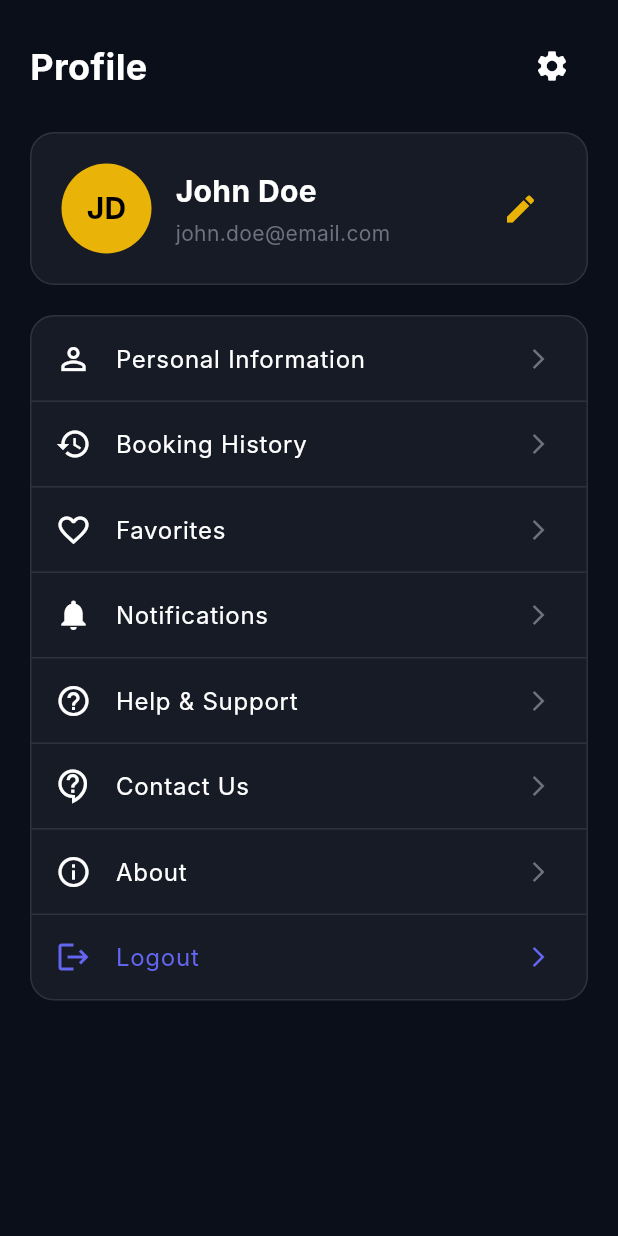
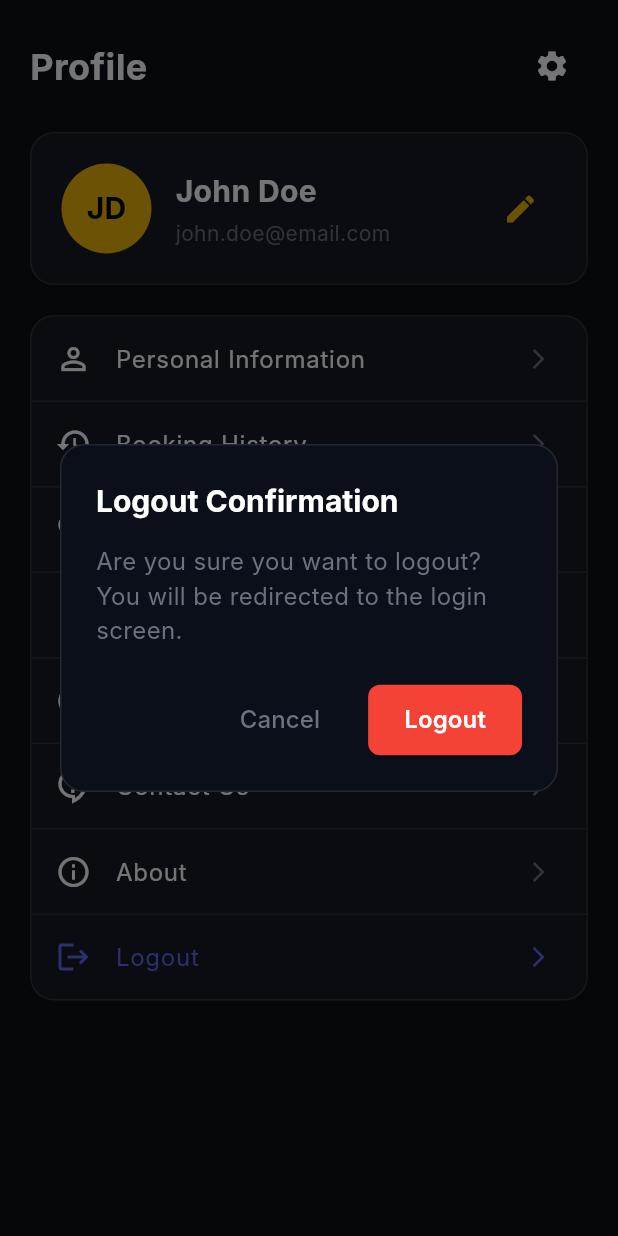
Before and after one commit to sank4lp55/mavtra_ui, a Flutter app: the ProfileScreen screen opened directly, after a tap on "Logout", on a phone screen of 412 x 824 dp. Run offline on Flutter 3.47's test engine with Material 3 defaults, Android fonts, the phone set to English and light mode, and no system bars; our stand-ins replace dio, equatable, flutter_bloc, flutter_svg, image_picker, permission_handler and 1 more; missing offline and left inert: qr_code_scanner_plus; accounts and stored records are empty; Roboto replaces fonts that are missing (Inter).

```diff
--- a/lib/features/profile/views/screens/profile_screen.dart
+++ b/lib/features/profile/views/screens/profile_screen.dart
@@ -2,6 +2,7 @@
 import 'package:flutter/material.dart';
 import 'package:mavtra_ui_test/core/constants/app_colors.dart';
 import 'package:mavtra_ui_test/features/profile/models/menu_item_data.dart';
+import 'package:mavtra_ui_test/features/profile/views/widget/logout_handler.dart';
 import '../../../contact_us/views/screens/contact_us_screen.dart';
 
 class ProfileScreen extends StatelessWidget {
@@ -162,7 +163,9 @@ class ProfileScreen extends StatelessWidget {
       MenuItemData(
         icon: Icons.logout,
         title: 'Logout',
-        onTap: () {},
+        onTap: () {
+          LogoutHandler.showLogoutDialog(context);
+        },
         isDestructive: true,
       ),
     ];
--- /dev/null
+++ b/lib/features/profile/views/widget/logout_handler.dart
@@ -0,0 +1,136 @@
+// Add these imports to your file
+import 'package:flutter/material.dart';
+import 'package:flutter_bloc/flutter_bloc.dart';
+import 'package:mavtra_ui_test/features/login/bloc/auth_bloc.dart';
+import 'package:mavtra_ui_test/features/login/bloc/auth_event.dart';
+import 'package:mavtra_ui_test/features/login/bloc/auth_state.dart';
+import 'package:mavtra_ui_test/features/login/views/screens/login_screen.dart';
+import 'package:mavtra_ui_test/core/constants/app_colors.dart';
+
+class LogoutHandler {
+  /// Show logout confirmation dialog
+  static Future<void> showLogoutDialog(BuildContext context) async {
+    return showDialog<void>(
+      context: context,
+      barrierDismissible: false, // User must tap button to dismiss
+      builder: (BuildContext context) {
+        return AlertDialog(
+          backgroundColor: AppColors.background,
+          shape: RoundedRectangleBorder(
+            borderRadius: BorderRadius.circular(16),
+            side: BorderSide(
+              color: AppColors.white.withOpacity(0.1),
+              width: 1,
+            ),
+          ),
+          title: const Text(
+            'Logout Confirmation',
+            style: TextStyle(
+              color: AppColors.white,
+              fontSize: 20,
+              fontWeight: FontWeight.bold,
+            ),
+          ),
+          content: const Text(
+            'Are you sure you want to logout? You will be redirected to the login screen.',
+            style: TextStyle(
+              color: AppColors.grey,
+              fontSize: 16,
+            ),
+          ),
+          actions: <Widget>[
+            // Cancel Button
+            TextButton(
+              onPressed: () {
+                Navigator.of(context).pop(); // Close dialog
+              },
+              style: TextButton.styleFrom(
+                foregroundColor: AppColors.grey,
+                padding:
+                    const EdgeInsets.symmetric(horizontal: 24, vertical: 12),
+              ),
+              child: const Text(
+                'Cancel',
+                style: TextStyle(
+                  fontSize: 16,
+                  fontWeight: FontWeight.w500,
+                ),
+              ),
+            ),
+            // Logout Button
+            BlocConsumer<AuthBloc, AuthState>(
+              listener: (context, state) {
+                if (state is AuthUnauthenticated) {
+                  // Close dialog and navigate to login
+                  Navigator.of(context).pop();
+                  _navigateToLogin(context);
+                } else if (state is AuthError) {
+                  // Close dialog and show error, but still navigate to login as fallback
+                  Navigator.of(context).pop();
+                  ScaffoldMessenger.of(context).showSnackBar(
+                    SnackBar(
+                      content: Text(
+                          'Logout completed with warning: ${state.message}'),
+                      backgroundColor: Colors.orange,
+                      behavior: SnackBarBehavior.floating,
+                    ),
+                  );
+                  _navigateToLogin(context);
+                }
+              },
+              builder: (context, state) {
+                final isLoading = state is AuthLogoutLoading;
+
+                return ElevatedButton(
+                  onPressed: isLoading
+                      ? null
+                      : () {
+                          // Dispatch logout event
+                          context
+                              .read<AuthBloc>()
+                              .add(const AuthLogoutRequested());
+                        },
+                  style: ElevatedButton.styleFrom(
+                    backgroundColor: Colors.red,
+                    foregroundColor: Colors.white,
+                    disabledBackgroundColor: Colors.red.withOpacity(0.6),
+                    padding: const EdgeInsets.symmetric(
+                        horizontal: 24, vertical: 12),
+                    shape: RoundedRectangleBorder(
+                      borderRadius: BorderRadius.circular(8),
+                    ),
+                  ),
+                  child: isLoading
+                      ? const SizedBox(
+                          height: 16,
+                          width: 16,
+                          child: CircularProgressIndicator(
+                            strokeWidth: 2,
+                            valueColor:
+                                AlwaysStoppedAnimation<Color>(Colors.white),
+                          ),
+                        )
+                      : const Text(
+                          'Logout',
+                          style: TextStyle(
+                            fontSize: 16,
+                            fontWeight: FontWeight.w600,
+                          ),
+                        ),
+                );
+              },
+            ),
+          ],
+        );
+      },
+    );
+  }
+
+  /// Navigate to login screen and clear navigation stack
+  static void _navigateToLogin(BuildContext context) {
+    Navigator.of(context).pushAndRemoveUntil(
+      MaterialPageRoute(builder: (context) => const LoginScreen()),
+      (Route<dynamic> route) => false, // Remove all previous routes
+    );
+  }
+}
--- a/lib/main.dart
+++ b/lib/main.dart
@@ -11,6 +11,9 @@ import 'features/bottom_nav_bar/views/screens/main_screen.dart';
 
 void main() async {
   WidgetsFlutterBinding.ensureInitialized();
+
+  // Add a small delay to ensure platform is fully ready
+  await Future.delayed(const Duration(milliseconds: 100));
 
   // Initialize APIService - it will automatically load saved base URL from SharedPreferences
   // or use default URL if none is saved
```
Also changed, not shown: lib/features/login/bloc/auth_bloc.dart (+79 -15 lines), lib/features/splash/views/screens/splash_screen.dart (+150 -9 lines).
